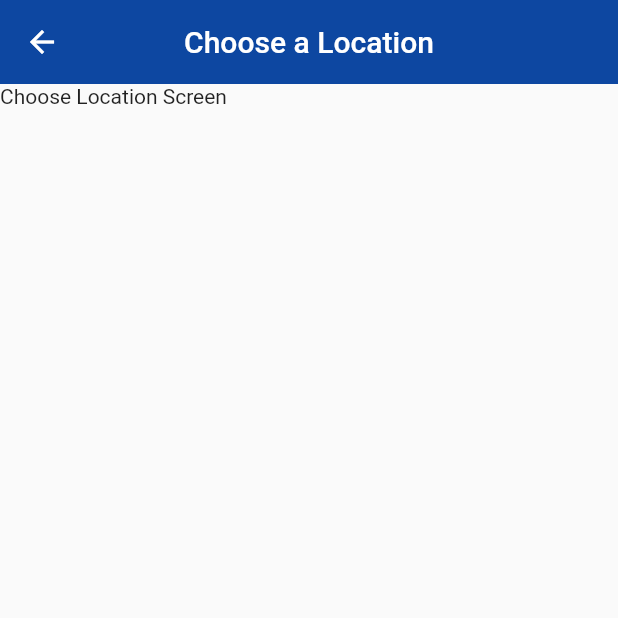
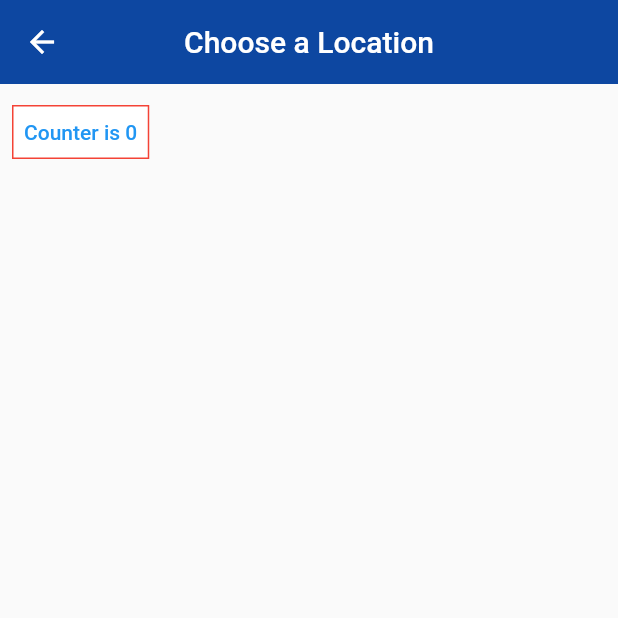
Before and after one commit to danielchukwu/World-time-app---flutter, a Flutter app: the ChooseLocation screen opened by its route, on a phone screen of 412 x 824 dp, the top half of it. Run offline on Flutter 3.47's test engine with Material 2 defaults, Android fonts, the phone set to English and light mode, and no system bars.

Commit message:
add button to show how initState, build, and dispose functions work

```diff
--- a/lib/pages/choose_location.dart
+++ b/lib/pages/choose_location.dart
@@ -8,8 +8,23 @@ class ChooseLocation extends StatefulWidget {
 }
 
 class _ChooseLocationState extends State<ChooseLocation> {
+  int counter = 0;
+
+  @override
+  void initState() {
+    super.initState();
+    print("initState just fired!");
+  }
+
+  @override
+  void dispose() {
+    super.dispose();
+    print("dispose just fired!");
+  }
+
   @override
   Widget build(BuildContext context) {
+    print("build just fired!");
     return Scaffold(
       appBar: AppBar(
         title: const Text('Choose a Location'),
@@ -17,7 +32,28 @@ class _ChooseLocationState extends State<ChooseLocation> {
         centerTitle: true,
         elevation: 0.0,
       ),
-      body: const Text('Choose Location Screen'),
+      body: Column(
+        children: [
+          Padding(
+            padding: const EdgeInsets.all(8.0),
+            child: TextButton(
+              onPressed: () {
+                setState(() {
+                  counter += 1;
+                });
+              },
+              style: ButtonStyle(
+                backgroundColor: MaterialStateProperty.all(Colors.white),
+                shape: MaterialStateProperty.all(
+                  const RoundedRectangleBorder(
+                      side: BorderSide(color: Colors.red)),
+                ),
+              ),
+              child: Text('Counter is $counter'),
+            ),
+          )
+        ],
+      ),
     );
   }
 }
```
